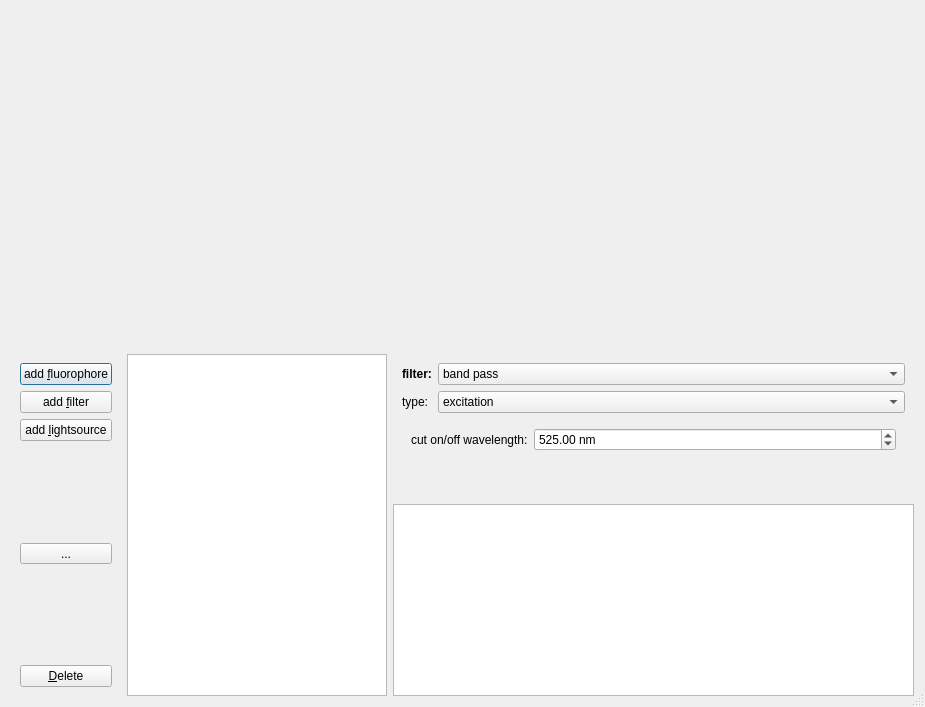
Old version of the form plugins/qfe_spectraviewer/qfespectraviewerdialog.ui in the repository jkriege2/QuickFit3.
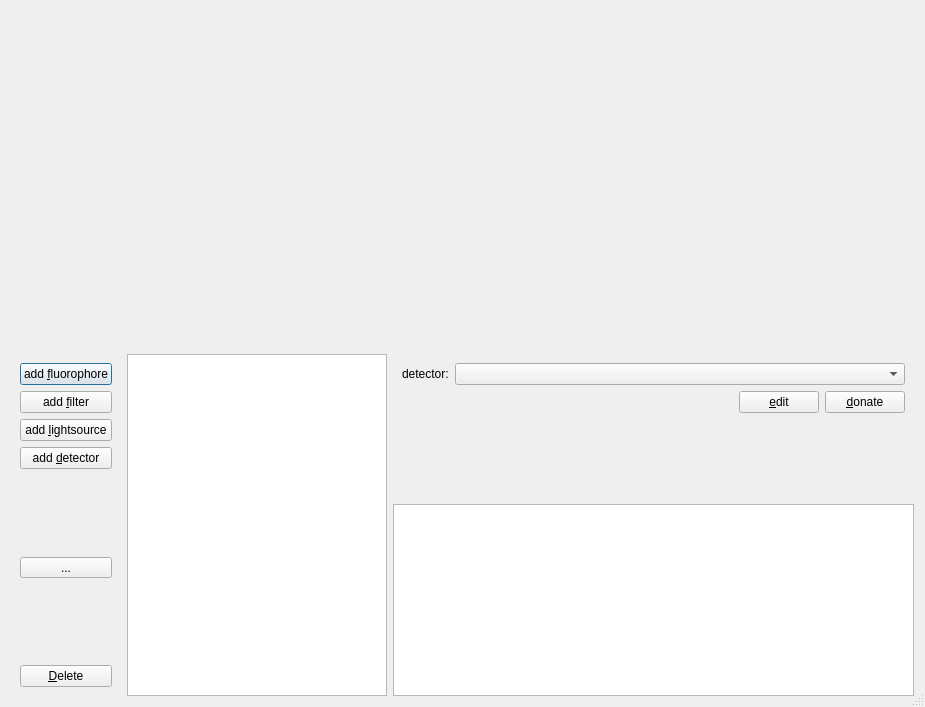
New version of the form. Icons and pictures are not drawn. Custom widgets are drawn as their Qt base class.

Commit message:
QuickFit3/qfe_spectraviewer:   - added possibility to display detector spectra   - added a few common image sensors/SPADs
QuickFit3/imfcsfit,fcsfit: chi2 landscape tool works now (several bugs fixed)

```diff
--- a/plugins/qfe_spectraviewer/qfespectraviewerdialog.ui
+++ b/plugins/qfe_spectraviewer/qfespectraviewerdialog.ui
@@ -90,6 +90,17 @@
            </property>
           </widget>
          </item>
+         <item>
+          <widget class="QPushButton" name="btnAddDetector">
+           <property name="text">
+            <string>add &amp;detector</string>
+           </property>
+           <property name="icon">
+            <iconset resource="qfespectraviewer.qrc">
+             <normaloff>:/qfe_spectraviewer/detector.png</normaloff>:/qfe_spectraviewer/detector.png</iconset>
+           </property>
+          </widget>
+         </item>
          <item>
           <spacer name="verticalSpacer">
            <property name="orientation">
@@ -163,7 +174,7 @@
         <item>
          <widget class="QStackedWidget" name="stackSpectraEditor">
           <property name="currentIndex">
-           <number>0</number>
+           <number>3</number>
           </property>
           <widget class="QWidget" name="widFilter">
            <layout class="QFormLayout" name="formLayout_2">
@@ -496,6 +507,51 @@
            </layout>
           </widget>
           <widget class="QWidget" name="widEmpty"/>
+          <widget class="QWidget" name="widDetector">
+           <layout class="QFormLayout" name="formLayout_9">
+            <item row="0" column="0">
+             <widget class="QLabel" name="label_13">
+              <property name="text">
+               <string>detector:</string>
+              </property>
+             </widget>
+            </item>
+            <item row="0" column="1">
+             <widget class="QComboBox" name="cmbDetector"/>
+            </item>
+            <item row="1" column="1">
+             <layout class="QHBoxLayout" name="horizontalLayout_6">
+              <item>
+               <spacer name="horizontalSpacer_5">
+                <property name="orientation">
+                 <enum>Qt::Horizontal</enum>
+                </property>
+                <property name="sizeHint" stdset="0">
+                 <size>
+                  <width>40</width>
+                  <height>20</height>
+                 </size>
+                </property>
+               </spacer>
+              </item>
+              <item>
+               <widget class="QPushButton" name="btnEditDetector">
+                <property name="text">
+                 <string>&amp;edit</string>
+                </property>
+               </widget>
+              </item>
+              <item>
+               <widget class="QPushButton" name="btnMailDetector">
+                <property name="text">
+                 <string>&amp;donate</string>
+                </property>
+               </widget>
+              </item>
+             </layout>
+            </item>
+           </layout>
+          </widget>
           <widget class="QWidget" name="widFluorophore">
            <layout class="QFormLayout" name="formLayout">
             <property name="fieldGrowthPolicy">
```
The commit also changes 22 other files.
